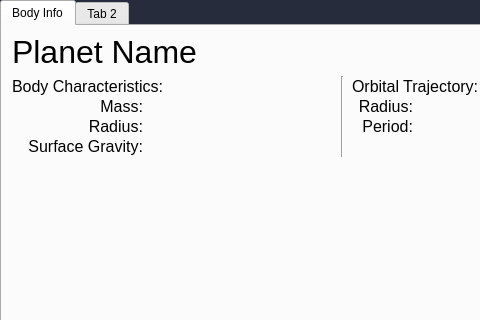
The window that python/celestialwindow.ui (QuakeIV/pax-interitus) describes before a commit, drawn with Qt 5; both pictures show x 0 to 480 and y 0 to 320 of the 800 by 600 pixel window.
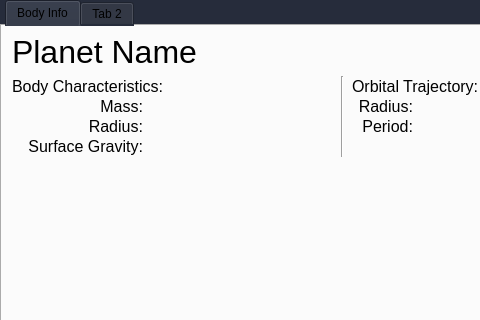
The same window after the commit.

The edit to the form file:
```diff
--- a/python/celestialwindow.ui
+++ b/python/celestialwindow.ui
@@ -47,7 +47,12 @@
        <bool>false</bool>
       </property>
       <property name="styleSheet">
-       <string notr="true"/>
+       <string notr="true">QTabWidget::tab-bar {
+  left: 5px; /* move to the right by 5px */
+}
+QTabBar {
+  background: rgb(38, 44, 59); /* captures the margin above unselected tabs */
+}</string>
       </property>
       <property name="currentIndex">
        <number>0</number>
```
